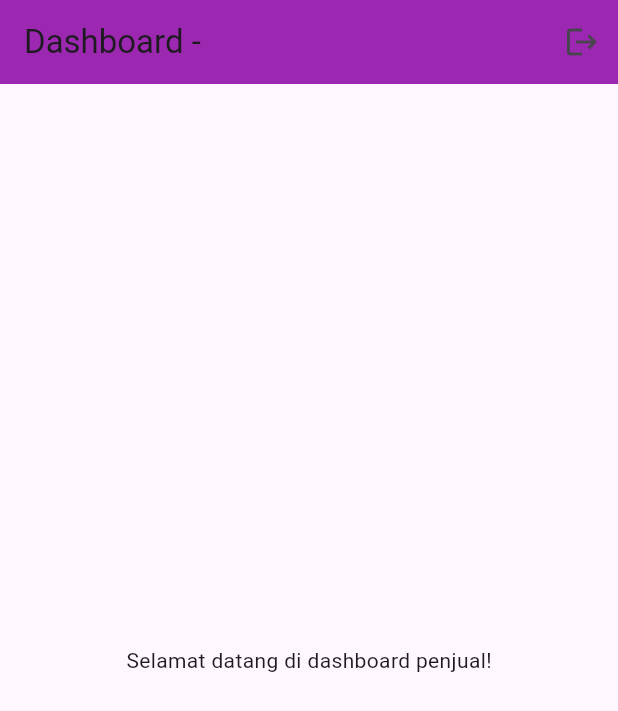
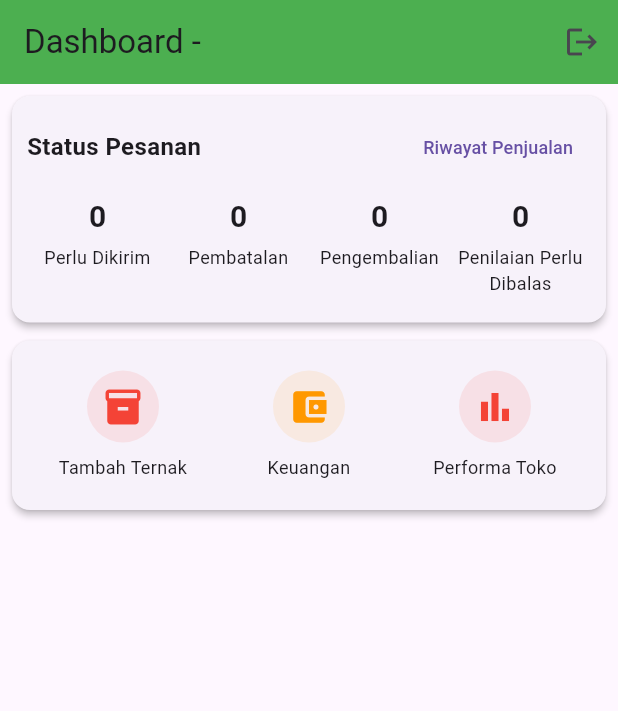
Before and after one commit to adnanfauji/better_nak_local, a Flutter app: the SellerDashboard screen opened directly with empty values, on a phone screen of 412 x 824 dp. Shown: the top 711 px of the screen. Run offline on Flutter 3.47's test engine with Material 3 defaults, Android fonts, the phone set to English and light mode, and no system bars; our stand-ins replace get, lucide_icons.

Commit message:
Menambahkan file di seller Dashboard

```diff
--- a/lib/controllers/auth_controller.dart
+++ b/lib/controllers/auth_controller.dart
@@ -2,7 +2,7 @@ import 'package:http/http.dart' as http;
 import 'dart:convert';
 
 class AuthController {
-  final String baseUrl = "http://192.168.253.188/api_local";
+  final String baseUrl = "http://192.168.127.188/api_local";
 
   Future<bool> checkServerConnection() async {
     try {
--- /dev/null
+++ b/lib/views/feature_card.dart
@@ -0,0 +1,84 @@
+import 'package:better_nak_local/views/my_livestock_screen.dart';
+import 'package:flutter/material.dart';
+
+class FeatureCard extends StatelessWidget {
+  const FeatureCard({super.key});
+
+  Widget buildFeatureItem(
+      {required IconData icon,
+      required String title,
+      required Color color,
+      required VoidCallback onTap}) {
+    return Expanded(
+      child: InkWell(
+        onTap: onTap,
+        borderRadius: BorderRadius.circular(8),
+        child: Padding(
+          padding: const EdgeInsets.symmetric(vertical: 8),
+          child: Column(
+            mainAxisSize: MainAxisSize.min,
+            children: [
+              CircleAvatar(
+                radius: 24,
+                backgroundColor: color.withOpacity(0.1),
+                child: Icon(icon, color: color, size: 28),
+              ),
+              const SizedBox(height: 8),
+              Text(
+                title,
+                style: const TextStyle(fontSize: 12),
+                textAlign: TextAlign.center,
+              ),
+            ],
+          ),
+        ),
+      ),
+    );
+  }
+
+  @override
+  Widget build(BuildContext context) {
+    return Card(
+      margin: const EdgeInsets.symmetric(horizontal: 8, vertical: 4),
+      elevation: 2,
+      shape: RoundedRectangleBorder(borderRadius: BorderRadius.circular(12)),
+      child: Padding(
+        padding: const EdgeInsets.all(12.0),
+        child: Row(
+          mainAxisAlignment: MainAxisAlignment.spaceAround,
+          children: [
+            buildFeatureItem(
+              icon: Icons.inventory_2,
+              title: "Tambah Ternak",
+              color: Colors.red,
+              onTap: () {
+                Navigator.push(
+                  context,
+                  MaterialPageRoute(
+                    builder: (context) => const MyLivestockScreen(),
+                  ),
+                );
+              },
+            ),
+            buildFeatureItem(
+              icon: Icons.account_balance_wallet,
+              title: "Keuangan",
+              color: Colors.orange,
+              onTap: () {
+                // Tambahkan navigasi ke halaman keuangan jika ada
+              },
+            ),
+            buildFeatureItem(
+              icon: Icons.bar_chart,
+              title: "Performa Toko",
+              color: Colors.red,
+              onTap: () {
+                // Tambahkan navigasi ke halaman performa toko jika ada
+              },
+            ),
+          ],
+        ),
+      ),
+    );
+  }
+}
--- /dev/null
+++ b/lib/views/order_status_card.dart
@@ -0,0 +1,76 @@
+import 'package:flutter/material.dart';
+
+class OrderStatusCard extends StatelessWidget {
+  const OrderStatusCard({super.key});
+
+  Widget buildStatusItem(String title, int count) {
+    return Expanded(
+      child: Column(
+        mainAxisSize: MainAxisSize.min,
+        children: [
+          Text(
+            "$count",
+            style: const TextStyle(
+              fontSize: 20,
+              fontWeight: FontWeight.bold,
+            ),
+          ),
+          const SizedBox(height: 4),
+          Padding(
+            padding: const EdgeInsets.only(bottom: 8.0), // Tambah padding bawah
+            child: Text(
+              title,
+              textAlign: TextAlign.center,
+              style: const TextStyle(fontSize: 12),
+            ),
+          ),
+        ],
+      ),
+    );
+  }
+
+  @override
+  Widget build(BuildContext context) {
+    return Card(
+      margin: const EdgeInsets.all(8),
+      elevation: 2,
+      shape: RoundedRectangleBorder(borderRadius: BorderRadius.circular(12)),
+      child: Padding(
+        padding: const EdgeInsets.all(10.0),
+        child: Column(
+          crossAxisAlignment: CrossAxisAlignment.start,
+          children: [
+            Row(
+              mainAxisAlignment: MainAxisAlignment.spaceBetween,
+              children: [
+                const Text(
+                  "Status Pesanan",
+                  style: TextStyle(fontWeight: FontWeight.bold, fontSize: 16),
+                ),
+                TextButton(
+                  onPressed: () {
+                    // TODO: Arahkan ke halaman Riwayat Penjualan
+                  },
+                  child: const Text(
+                    "Riwayat Penjualan",
+                    style: TextStyle(fontSize: 12),
+                  ),
+                )
+              ],
+            ),
+            const SizedBox(height: 8),
+            Row(
+              crossAxisAlignment: CrossAxisAlignment.start,
+              children: [
+                buildStatusItem("Perlu Dikirim", 0),
+                buildStatusItem("Pembatalan", 0),
+                buildStatusItem("Pengembalian", 0),
+                buildStatusItem("Penilaian Perlu Dibalas", 0),
+              ],
+            ),
+          ],
+        ),
+      ),
+    );
+  }
+}
--- a/lib/views/seller_dashboard.dart
+++ b/lib/views/seller_dashboard.dart
@@ -1,5 +1,7 @@
 import 'package:flutter/material.dart';
 import 'login_screen.dart';
+import 'order_status_card.dart';
+import 'feature_card.dart';
 
 class SellerDashboard extends StatelessWidget {
   final String name;
@@ -20,7 +22,8 @@ class SellerDashboard extends StatelessWidget {
     return Scaffold(
       appBar: AppBar(
         title: Text("Dashboard - $name"),
-        backgroundColor: Colors.purple,
+        automaticallyImplyLeading: false, // Menghilangkan tombol back
+        backgroundColor: Colors.green,
         actions: [
           IconButton(
             onPressed: () => _logout(context), // Memanggil fungsi logout
@@ -29,8 +32,14 @@ class SellerDashboard extends StatelessWidget {
           ),
         ],
       ),
-      body: const Center(
-        child: Text("Selamat datang di dashboard penjual!"),
+      body: SingleChildScrollView(
+        child: Column(
+          children: const [
+            OrderStatusCard(),
+            FeatureCard(),
+            // tambahkan widget lainnya di sini
+          ],
+        ),
       ),
     );
   }
```
Also changed, not shown: lib/views/add_livestock_screen.dart (added, +270 -0 lines), lib/views/livestock_list.dart (added, +144 -0 lines), lib/views/my_livestock_screen.dart (added, +75 -0 lines), 2 other files.
